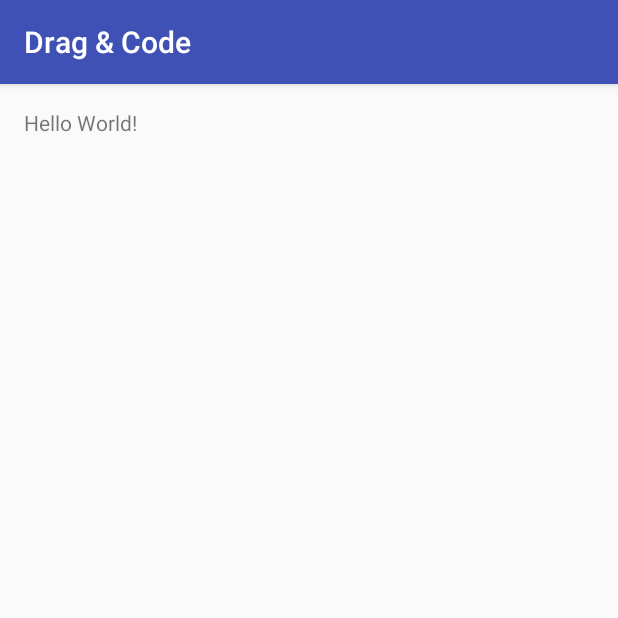
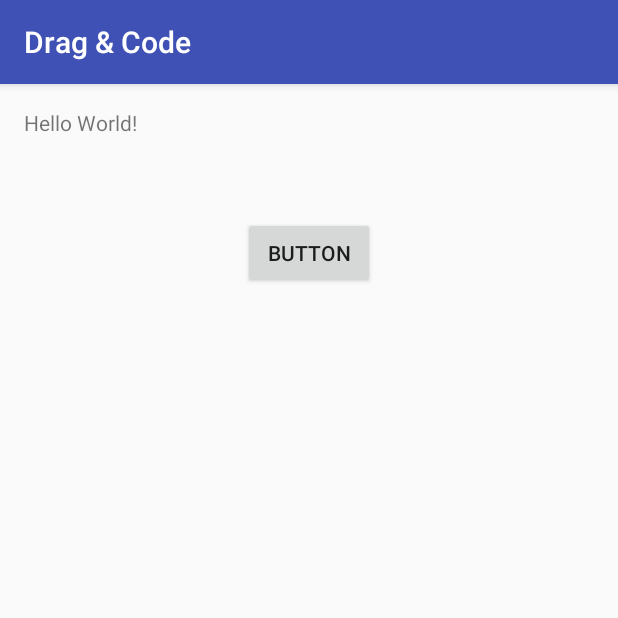
Before and after one commit to Tenkaire/CMPT276Project, an Android app: the screen it shows after launch (MainActivity), on a phone screen of 412 x 824 dp, the top half of it. Run offline under Robolectric (Android 15) with nearby library versions, the phone set to English and light mode, and no system bars.

Commit message:
Messed up first commit

```diff
--- a/DragAndCode/app/src/main/AndroidManifest.xml
+++ b/DragAndCode/app/src/main/AndroidManifest.xml
@@ -15,6 +15,7 @@
                 <category android:name="android.intent.category.LAUNCHER" />
             </intent-filter>
         </activity>
+        <activity android:name=".QuestionSelectionActivity"></activity>
     </application>
 
 </manifest>
--- a/DragAndCode/app/src/main/res/layout/activity_main.xml
+++ b/DragAndCode/app/src/main/res/layout/activity_main.xml
@@ -13,5 +13,16 @@
     <TextView
         android:layout_width="wrap_content"
         android:layout_height="wrap_content"
-        android:text="Hello World!" />
+        android:text="Hello World!"
+        android:id="@+id/textView" />
+
+    <Button
+        android:text="Button"
+        android:layout_width="wrap_content"
+        android:layout_height="wrap_content"
+        android:layout_below="@+id/textView"
+        android:layout_centerHorizontal="true"
+        android:layout_marginTop="53dp"
+        android:id="@+id/testButton"
+        android:onClick="nextScreen" />
 </RelativeLayout>
--- a/DragAndCode/app/src/main/res/values/strings.xml
+++ b/DragAndCode/app/src/main/res/values/strings.xml
@@ -1,3 +1,4 @@
 <resources>
     <string name="app_name">Drag &amp; Code</string>
+    <string name="returnToMainMenu">Return To Main Menu</string>
 </resources>
```
Also changed, not shown: DragAndCode/app/src/main/java/com/group8/dragcode/MainActivity.java (+7 -0 lines), DragAndCode/app/src/main/java/com/group8/dragcode/QuestionNumberAdapter.java (+53 -2 lines), DragAndCode/app/src/main/java/com/group8/dragcode/QuestionSelectionActivity.java (added, +24 -0 lines), DragAndCode/app/src/main/java/com/group8/dragcode/QuestionSet.java (added, +21 -0 lines), DragAndCode/app/src/main/res/layout/activity_question_selection_layout.xml (added, +32 -0 lines).
